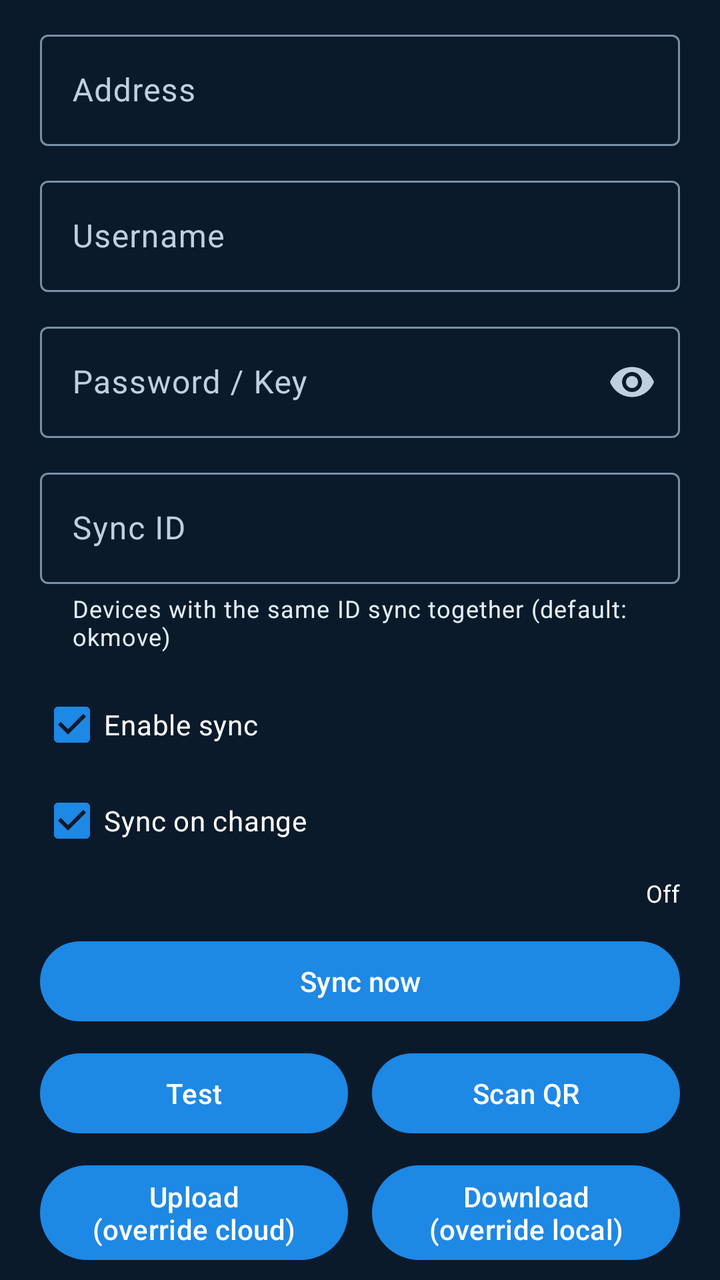
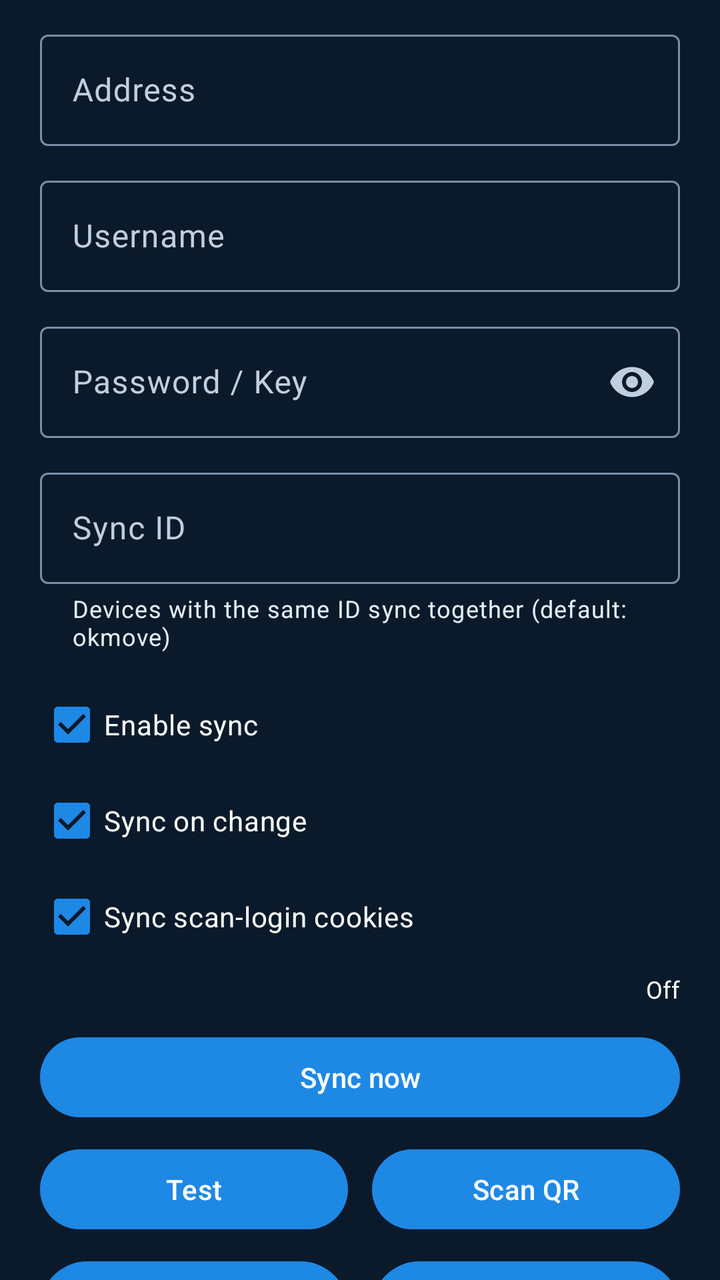

Compare the two renders of this Android layout. The source of the first and the diff that turns it into the second are given below.
<!-- AndroidManifest.xml: application theme Theme.App -->
<!-- res/layout/dialog_webdav.xml -->
<?xml version="1.0" encoding="utf-8"?>

<androidx.core.widget.NestedScrollView xmlns:android="http://schemas.android.com/apk/res/android"
    xmlns:app="http://schemas.android.com/apk/res-auto"
    android:layout_width="match_parent"
    android:layout_height="wrap_content"
    android:fillViewport="false"
    android:overScrollMode="never">

    <androidx.appcompat.widget.LinearLayoutCompat
        android:layout_width="match_parent"
        android:layout_height="wrap_content"
        android:orientation="vertical"
        android:paddingStart="20dp"
        android:paddingTop="12dp"
        android:paddingEnd="20dp"
        android:paddingBottom="16dp">

        <com.google.android.material.textfield.TextInputLayout
            android:layout_width="match_parent"
            android:layout_height="wrap_content"
            android:layout_marginBottom="12dp"
            android:hint="@string/webdav_url">

            <com.google.android.material.textfield.TextInputEditText
                android:id="@+id/url"
                android:layout_width="match_parent"
                android:layout_height="wrap_content"
                android:importantForAutofill="no"
                android:inputType="text"
                android:singleLine="true" />

        </com.google.android.material.textfield.TextInputLayout>

        <com.google.android.material.textfield.TextInputLayout
            android:layout_width="match_parent"
            android:layout_height="wrap_content"
            android:layout_marginBottom="12dp"
            android:hint="@string/webdav_user">

            <com.google.android.material.textfield.TextInputEditText
                android:id="@+id/user"
                android:layout_width="match_parent"
                android:layout_height="wrap_content"
                android:importantForAutofill="no"
                android:inputType="textEmailAddress"
                android:singleLine="true" />

        </com.google.android.material.textfield.TextInputLayout>

        <com.google.android.material.textfield.TextInputLayout
            android:layout_width="match_parent"
            android:layout_height="wrap_content"
            android:layout_marginBottom="12dp"
            android:hint="@string/webdav_pass"
            app:endIconMode="password_toggle">

            <com.google.android.material.textfield.TextInputEditText
                android:id="@+id/pass"
                android:layout_width="match_parent"
                android:layout_height="wrap_content"
                android:importantForAutofill="no"
                android:inputType="textPassword"
                android:singleLine="true" />

        </com.google.android.material.textfield.TextInputLayout>

        <com.google.android.material.textfield.TextInputLayout
            android:layout_width="match_parent"
            android:layout_height="wrap_content"
            android:layout_marginBottom="12dp"
            android:hint="@string/webdav_folder"
            app:helperText="@string/webdav_folder_tip"
            app:helperTextEnabled="true"
            app:helperTextTextColor="?attr/colorOnSurface">

            <com.google.android.material.textfield.TextInputEditText
                android:id="@+id/folder"
                android:layout_width="match_parent"
                android:layout_height="wrap_content"
                android:importantForAutofill="no"
                android:inputType="text"
                android:singleLine="true" />

        </com.google.android.material.textfield.TextInputLayout>

        <androidx.appcompat.widget.AppCompatCheckBox
            style="@style/DialogCheck"
            android:id="@+id/enable"
            android:layout_width="match_parent"
            android:layout_height="wrap_content"
            android:checked="true"
            android:text="@string/webdav_enable"
            android:textColor="@color/white" />

        <androidx.appcompat.widget.AppCompatCheckBox
            style="@style/DialogCheck"
            android:id="@+id/auto"
            android:layout_width="match_parent"
            android:layout_height="wrap_content"
            android:checked="true"
            android:text="@string/webdav_auto"
            android:textColor="@color/white" />

        <com.google.android.material.textview.MaterialTextView
            android:id="@+id/last"
            android:layout_width="match_parent"
            android:layout_height="wrap_content"
            android:layout_marginTop="4dp"
            android:gravity="end"
            android:text="@string/webdav_off"
            android:textColor="@color/white"
            android:textSize="12sp" />

        <com.google.android.material.button.MaterialButton
            style="@style/DialogAction"
            android:id="@+id/sync"
            android:layout_width="match_parent"
            android:layout_height="wrap_content"
            android:layout_marginTop="12dp"
            android:text="@string/webdav_sync" />

        <androidx.appcompat.widget.LinearLayoutCompat
            android:layout_width="match_parent"
            android:layout_height="wrap_content"
            android:layout_marginTop="8dp"
            android:orientation="horizontal">

            <com.google.android.material.button.MaterialButton
                style="@style/DialogAction"
                android:id="@+id/test"
                    android:layout_width="0dp"
                android:layout_height="wrap_content"
                android:layout_marginEnd="6dp"
                android:layout_weight="1"
                android:text="@string/webdav_test" />

            <com.google.android.material.button.MaterialButton
                style="@style/DialogAction"
                android:id="@+id/scan"
                    android:layout_width="0dp"
                android:layout_height="wrap_content"
                android:layout_marginStart="6dp"
                android:layout_weight="1"
                android:text="@string/webdav_scan" />

        </androidx.appcompat.widget.LinearLayoutCompat>

        <androidx.appcompat.widget.LinearLayoutCompat
            android:layout_width="match_parent"
            android:layout_height="wrap_content"
            android:layout_marginTop="8dp"
            android:orientation="horizontal">

            <com.google.android.material.button.MaterialButton
                style="@style/DialogAction"
                android:id="@+id/push"
                    android:layout_width="0dp"
                android:layout_height="wrap_content"
                android:layout_marginEnd="6dp"
                android:layout_weight="1"
                android:text="@string/webdav_push" />

            <com.google.android.material.button.MaterialButton
                style="@style/DialogAction"
                android:id="@+id/pull"
                    android:layout_width="0dp"
                android:layout_height="wrap_content"
                android:layout_marginStart="6dp"
                android:layout_weight="1"
                android:text="@string/webdav_pull" />

        </androidx.appcompat.widget.LinearLayoutCompat>

        <com.google.android.material.button.MaterialButton
            style="@style/DialogAction"
            android:id="@+id/qrcode"
            android:layout_width="match_parent"
            android:layout_height="wrap_content"
            android:layout_marginTop="8dp"
            android:text="@string/webdav_qrcode" />

        <com.google.android.material.button.MaterialButton
            style="@style/DialogAction"
            android:id="@+id/lan"
            android:layout_width="match_parent"
            android:layout_height="wrap_content"
            android:layout_marginTop="8dp"
            android:text="@string/webdav_lan" />

        <androidx.appcompat.widget.AppCompatImageView
            android:id="@+id/image"
            android:layout_width="wrap_content"
            android:layout_height="wrap_content"
            android:layout_gravity="center_horizontal"
            android:layout_marginTop="8dp"
            android:adjustViewBounds="true"
            android:maxWidth="220dp"
            android:visibility="gone" />

    </androidx.appcompat.widget.LinearLayoutCompat>

</androidx.core.widget.NestedScrollView>
<!-- resources referenced by this layout -->
<resources>
  <color name="white">#FFFFFF</color>
  <string name="webdav_auto">Sync on change</string>
  <string name="webdav_enable">Enable sync</string>
  <string name="webdav_folder">Sync ID</string>
  <string name="webdav_folder_tip">Devices with the same ID sync together (default: okmove)</string>
  <string name="webdav_lan">Fill by phone</string>
  <string name="webdav_off">Off</string>
  <string name="webdav_pass">Password / Key</string>
  <string name="webdav_pull">Download (override local)</string>
  <string name="webdav_push">Upload (override cloud)</string>
  <string name="webdav_qrcode">QR code</string>
  <string name="webdav_scan">Scan QR</string>
  <string name="webdav_sync">Sync now</string>
  <string name="webdav_test">Test</string>
  <string name="webdav_url">Address</string>
  <string name="webdav_user">Username</string>
  <style name="DialogAction" parent="Widget.Material3.Button" />
  <style name="DialogCheck" />
  <style name="Theme.App" parent="Theme.Base" />
  <style name="Theme.Base" parent="Theme.Material3.Dark.NoActionBar">
          <item name="colorPrimary">@color/blue_primary</item>
          <item name="colorOnPrimary">@color/blue_on_primary</item>
          <item name="colorPrimaryContainer">@color/blue_primary_container</item>
          <item name="colorOnPrimaryContainer">@color/blue_on_primary_container</item>
          <item name="colorSecondary">@color/blue_secondary</item>
          <item name="colorOnSecondary">@color/blue_on_secondary</item>
          <item name="colorSecondaryContainer">@color/blue_secondary_container</item>
          <item name="colorOnSecondaryContainer">@color/blue_on_secondary_container</item>
          <item name="colorSurface">@color/blue_surface</item>
          <item name="colorOnSurface">@color/blue_on_surface</item>
          <item name="colorSurfaceVariant">@color/blue_surface_variant</item>
          <item name="colorOnSurfaceVariant">@color/blue_on_surface_variant</item>
          <item name="colorOutline">@color/blue_outline</item>
          <item name="colorError">@color/blue_error</item>
          <item name="colorOnError">@color/blue_on_error</item>
          <item name="android:colorBackground">@color/blue_bg</item>
          <item name="android:windowBackground">@color/blue_bg</item>
  
          <item name="android:windowFullscreen">true</item>
          <item name="android:windowTranslucentStatus">true</item>
          <item name="android:windowTranslucentNavigation">true</item>
          <item name="android:windowAnimationStyle">@style/NoAnim</item>
      </style>
  <color name="blue_primary">#1E88E5</color>
  <color name="blue_on_primary">#FFFFFF</color>
  <color name="blue_primary_container">#104A7A</color>
  <color name="blue_on_primary_container">#D6E6FF</color>
  <color name="blue_secondary">#64B5F6</color>
  <color name="blue_on_secondary">#003258</color>
  <color name="blue_secondary_container">#154B72</color>
  <color name="blue_on_secondary_container">#D2E6FF</color>
  <color name="blue_surface">#0E2136</color>
  <color name="blue_on_surface">#E4EEF8</color>
  <color name="blue_surface_variant">#17334F</color>
  <color name="blue_on_surface_variant">#C0CFE0</color>
  <color name="blue_outline">#7A8FA6</color>
  <color name="blue_error">#FF8A80</color>
  <color name="blue_on_error">#4E0007</color>
  <color name="blue_bg">#0A1A2B</color>
  <style name="NoAnim">
          <item name="android:activityOpenEnterAnimation">@null</item>
          <item name="android:activityOpenExitAnimation">@null</item>
          <item name="android:activityCloseEnterAnimation">@null</item>
          <item name="android:activityCloseExitAnimation">@null</item>
      </style>
</resources>

<!-- the commit's change to res/layout/dialog_webdav.xml (unified diff, before → after) -->
@@ -102,6 +102,15 @@
             android:text="@string/webdav_auto"
             android:textColor="@color/white" />
 
+        <androidx.appcompat.widget.AppCompatCheckBox
+            style="@style/DialogCheck"
+            android:id="@+id/cookie"
+            android:layout_width="match_parent"
+            android:layout_height="wrap_content"
+            android:checked="true"
+            android:text="@string/webdav_cookie"
+            android:textColor="@color/white" />
+
         <com.google.android.material.textview.MaterialTextView
             android:id="@+id/last"
             android:layout_width="match_parent"
<!-- resource entries referenced after the edit -->
@@ -2,6 +2,7 @@
 <resources>
   <color name="white">#FFFFFF</color>
   <string name="webdav_auto">Sync on change</string>
+  <string name="webdav_cookie">Sync scan-login cookies</string>
   <string name="webdav_enable">Enable sync</string>
   <string name="webdav_folder">Sync ID</string>
   <string name="webdav_folder_tip">Devices with the same ID sync together (default: okmove)</string>
